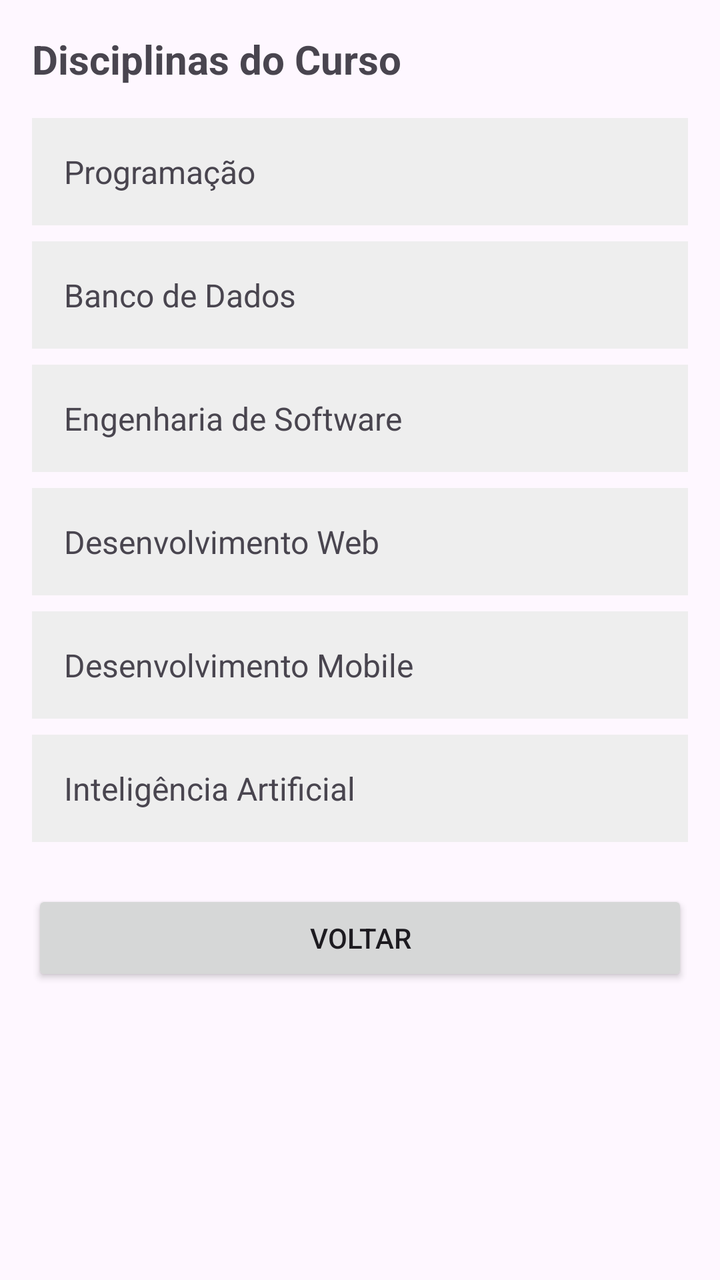
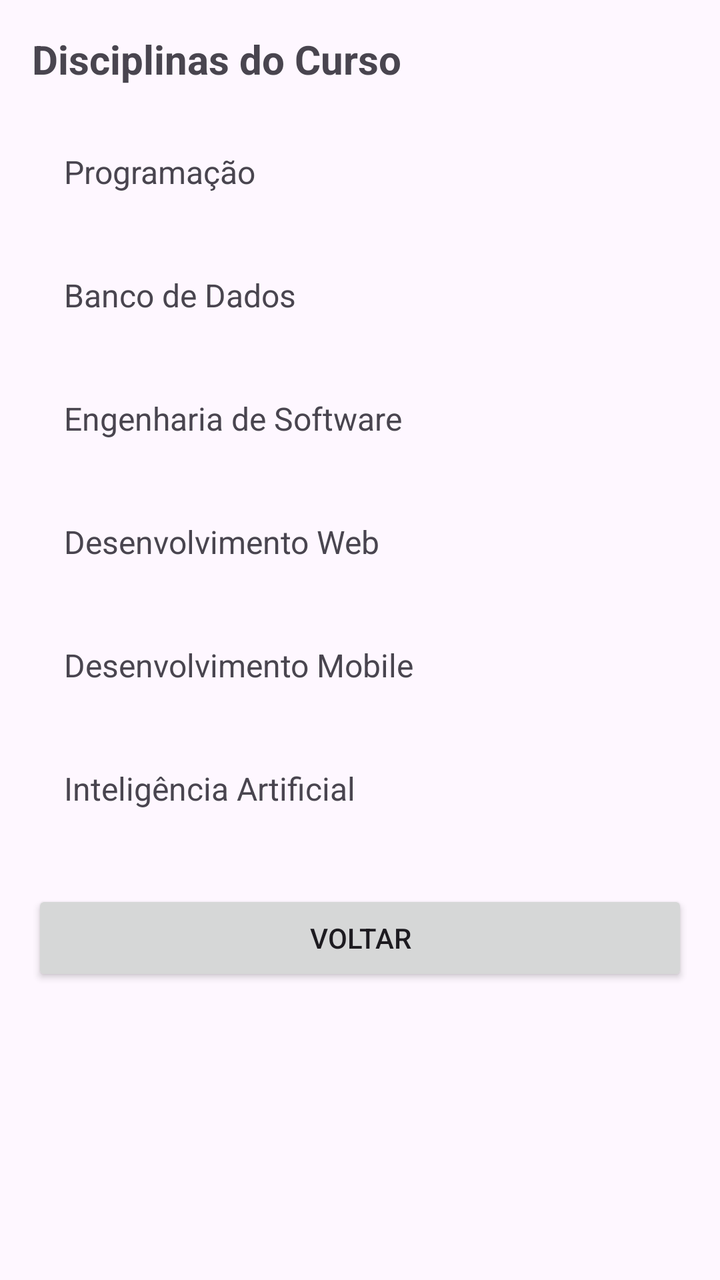

The first picture is an Android layout as it rendered before a commit; the second is the same layout after the commit. The layout source and the unified diff follow.
<!-- AndroidManifest.xml: application theme Theme.Projeto310826 -->
<!-- res/layout/activity_disciplinas.xml -->
<?xml version="1.0" encoding="utf-8"?>
<ScrollView xmlns:android="http://schemas.android.com/apk/res/android"
    android:layout_width="match_parent"
    android:layout_height="match_parent">

    <LinearLayout
        android:layout_width="match_parent"
        android:layout_height="wrap_content"
        android:orientation="vertical"
        android:padding="16dp">

        <TextView
            android:layout_width="wrap_content"
            android:layout_height="wrap_content"
            android:layout_marginBottom="16dp"
            android:text="Disciplinas do Curso"
            android:textSize="20sp"
            android:textStyle="bold" />

        <TextView
            android:layout_width="match_parent"
            android:layout_height="wrap_content"
            android:layout_marginBottom="8dp"
            android:padding="16dp"
            android:background="#EEEEEE"
            android:textSize="16sp"
            android:text="Programação" />

        <TextView
            android:layout_width="match_parent"
            android:layout_height="wrap_content"
            android:layout_marginBottom="8dp"
            android:padding="16dp"
            android:background="#EEEEEE"
            android:textSize="16sp"
            android:text="Banco de Dados" />

        <TextView
            android:layout_width="match_parent"
            android:layout_height="wrap_content"
            android:layout_marginBottom="8dp"
            android:padding="16dp"
            android:background="#EEEEEE"
            android:textSize="16sp"
            android:text="Engenharia de Software" />

        <TextView
            android:layout_width="match_parent"
            android:layout_height="wrap_content"
            android:layout_marginBottom="8dp"
            android:padding="16dp"
            android:background="#EEEEEE"
            android:textSize="16sp"
            android:text="Desenvolvimento Web" />

        <TextView
            android:layout_width="match_parent"
            android:layout_height="wrap_content"
            android:layout_marginBottom="8dp"
            android:padding="16dp"
            android:background="#EEEEEE"
            android:textSize="16sp"
            android:text="Desenvolvimento Mobile" />

        <TextView
            android:layout_width="match_parent"
            android:layout_height="wrap_content"
            android:layout_marginBottom="8dp"
            android:padding="16dp"
            android:background="#EEEEEE"
            android:textSize="16sp"
            android:text="Inteligência Artificial" />

        <Button
            android:id="@+id/btnVoltar"
            android:layout_width="match_parent"
            android:layout_height="wrap_content"
            android:layout_marginTop="16dp"
            android:text="@string/btn_voltar" />

    </LinearLayout>
</ScrollView>
<!-- resources referenced by this layout -->
<resources>
  <string name="btn_voltar">Voltar</string>
  <style name="Theme.Projeto310826" parent="Base.Theme.Projeto310826" />
  <style name="Base.Theme.Projeto310826" parent="Theme.Material3.DayNight.NoActionBar">
          
          
      </style>
</resources>

<!-- the commit's change to res/layout/activity_disciplinas.xml (unified diff, before → after) -->
@@ -18,56 +18,74 @@
             android:textStyle="bold" />
 
         <TextView
+            android:id="@+id/disciplinaProgramacao"
             android:layout_width="match_parent"
             android:layout_height="wrap_content"
             android:layout_marginBottom="8dp"
             android:padding="16dp"
-            android:background="#EEEEEE"
+            android:background="?attr/selectableItemBackground"
+            android:clickable="true"
+            android:focusable="true"
             android:textSize="16sp"
             android:text="Programação" />
 
         <TextView
+            android:id="@+id/disciplinaBancoDados"
             android:layout_width="match_parent"
             android:layout_height="wrap_content"
             android:layout_marginBottom="8dp"
             android:padding="16dp"
-            android:background="#EEEEEE"
+            android:background="?attr/selectableItemBackground"
+            android:clickable="true"
+            android:focusable="true"
             android:textSize="16sp"
             android:text="Banco de Dados" />
 
         <TextView
+            android:id="@+id/disciplinaEngSoftware"
             android:layout_width="match_parent"
             android:layout_height="wrap_content"
             android:layout_marginBottom="8dp"
             android:padding="16dp"
-            android:background="#EEEEEE"
+            android:background="?attr/selectableItemBackground"
+            android:clickable="true"
+            android:focusable="true"
             android:textSize="16sp"
             android:text="Engenharia de Software" />
 
         <TextView
+            android:id="@+id/disciplinaDesenvWeb"
             android:layout_width="match_parent"
             android:layout_height="wrap_content"
             android:layout_marginBottom="8dp"
             android:padding="16dp"
-            android:background="#EEEEEE"
+            android:background="?attr/selectableItemBackground"
+            android:clickable="true"
+            android:focusable="true"
             android:textSize="16sp"
             android:text="Desenvolvimento Web" />
 
         <TextView
+            android:id="@+id/disciplinaDesenvMobile"
             android:layout_width="match_parent"
             android:layout_height="wrap_content"
             android:layout_marginBottom="8dp"
             android:padding="16dp"
-            android:background="#EEEEEE"
+            android:background="?attr/selectableItemBackground"
+            android:clickable="true"
+            android:focusable="true"
             android:textSize="16sp"
             android:text="Desenvolvimento Mobile" />
 
         <TextView
+            android:id="@+id/disciplinaIA"
             android:layout_width="match_parent"
             android:layout_height="wrap_content"
             android:layout_marginBottom="8dp"
             android:padding="16dp"
-            android:background="#EEEEEE"
+            android:background="?attr/selectableItemBackground"
+            android:clickable="true"
+            android:focusable="true"
             android:textSize="16sp"
             android:text="Inteligência Artificial" />
 
@@ -76,7 +94,7 @@
             android:layout_width="match_parent"
             android:layout_height="wrap_content"
             android:layout_marginTop="16dp"
-            android:text="@string/btn_voltar" />
+            android:text="Voltar" />
 
     </LinearLayout>
 </ScrollView>
<!-- resource entries referenced after the edit -->
@@ -1,6 +1,5 @@
 <!-- resources referenced by this layout -->
 <resources>
-  <string name="btn_voltar">Voltar</string>
   <style name="Theme.Projeto310826" parent="Base.Theme.Projeto310826" />
   <style name="Base.Theme.Projeto310826" parent="Theme.Material3.DayNight.NoActionBar">
           
